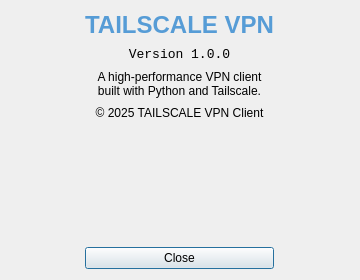
Above: pygui/dialogs/about.ui from Arean82/Tailscale-Headscale-Client before the change. Below: the same form after it.
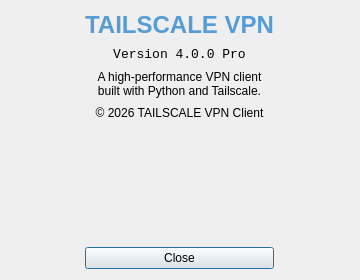
That is the form after the change.

```diff
--- a/pygui/dialogs/about.ui
+++ b/pygui/dialogs/about.ui
@@ -27,7 +27,7 @@
 
    <item>
     <widget class="QLabel" name="labelVersion">
-     <property name="text"><string>Version 1.0.0</string></property>
+     <property name="text"><string>Version 4.0.0 Pro</string></property>
      <property name="font">
       <font><family>Consolas</family><pointsize>10</pointsize></font>
      </property>
@@ -46,7 +46,7 @@
 
    <item>
     <widget class="QLabel" name="labelCopyright">
-     <property name="text"><string>© 2025 TAILSCALE VPN Client</string></property>
+     <property name="text"><string>© 2026 TAILSCALE VPN Client</string></property>
      <property name="alignment"><enum>Qt::AlignCenter</enum></property>
     </widget>
    </item>
```
